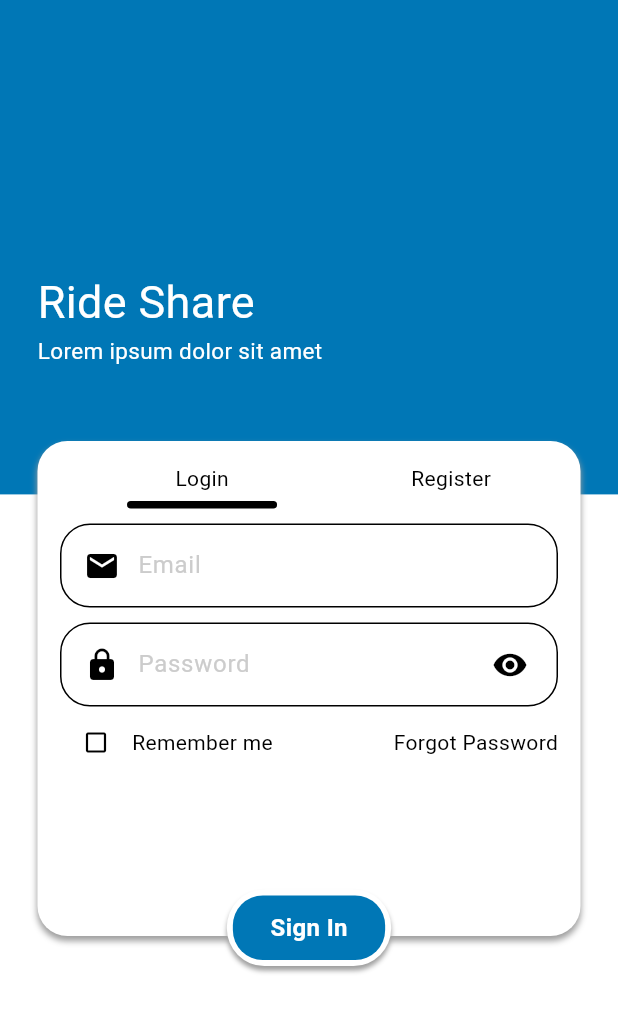
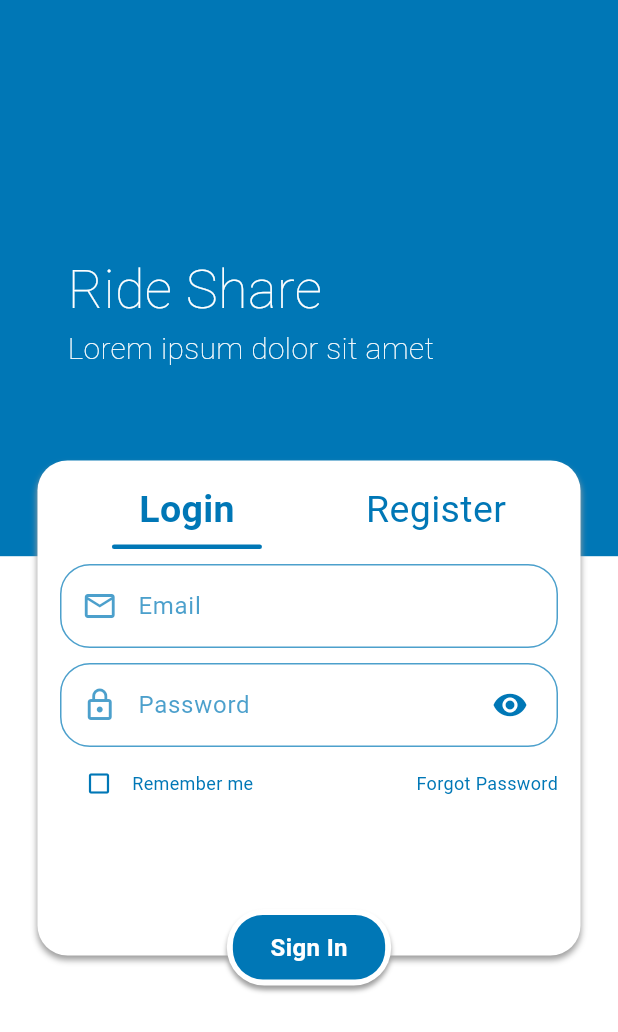
Before and after one commit to ihsanGhoziZulfikar/RideShare, a Flutter app: the screen it shows after launch, on a phone screen of 412 x 824 dp. Shown: the top 1032 px of the screen. Run offline on Flutter 3.47's test engine with Material 3 defaults, Android fonts, the phone set to English and light mode, and no system bars; our stand-ins replace cloud_firestore, firebase_auth, firebase_core, google_maps_flutter; missing offline and left inert: iconify_flutter; accounts and stored records are empty.

Commit message:
fix login page color

```diff
--- a/lib/components/my_textfield.dart
+++ b/lib/components/my_textfield.dart
@@ -5,6 +5,7 @@ class MyTextField extends StatefulWidget {
   final bool obscureText;
   final TextEditingController controller;
   final Icon prefixIcon;
+  final String? errorText;
 
   const MyTextField({
     super.key,
@@ -12,6 +13,7 @@ class MyTextField extends StatefulWidget {
     required this.obscureText,
     required this.controller,
     required this.prefixIcon,
+    this.errorText,
   });
 
   @override
@@ -29,14 +31,30 @@ class _MyTextFieldState extends State<MyTextField> {
 
   @override
   Widget build(BuildContext context) {
-    return TextField(
-      style: const TextStyle(color: Colors.black),
+    return Column(
+      mainAxisAlignment: MainAxisAlignment.start,
+      children: [
+        TextField(
+          style: TextStyle(color: Theme.of(context).colorScheme.primary),
           controller: widget.controller,
           decoration: InputDecoration(
-        border: OutlineInputBorder(borderRadius: BorderRadius.circular(20)),
+            focusedBorder: OutlineInputBorder(
+                borderSide: BorderSide(
+                    color:
+                        Theme.of(context).colorScheme.primary.withOpacity(1)),
+                borderRadius: BorderRadius.circular(20)),
+            enabledBorder: OutlineInputBorder(
+                borderSide: BorderSide(
+                    color:
+                        Theme.of(context).colorScheme.primary.withOpacity(0.7)),
+                borderRadius: BorderRadius.circular(20)),
             hintText: widget.hintText,
+            hintStyle: TextStyle(
+              color: Theme.of(context).colorScheme.primary.withOpacity(0.7),
+              fontSize: 16,
+            ),
             prefixIcon: Padding(
-          padding: const EdgeInsets.only(left: 8.0),
+              padding: const EdgeInsets.only(left: 10.0, right: 5.0),
               child: widget.prefixIcon,
             ),
             suffixIcon: widget.obscureText
@@ -45,6 +63,7 @@ class _MyTextFieldState extends State<MyTextField> {
                     child: IconButton(
                       icon: Icon(
                         _obscureText ? Icons.visibility : Icons.visibility_off,
+                        color: Theme.of(context).colorScheme.primary,
                       ),
                       onPressed: () {
                         setState(() {
@@ -56,6 +75,21 @@ class _MyTextFieldState extends State<MyTextField> {
                 : null,
           ),
           obscureText: _obscureText,
+        ),
+        if (widget.errorText != null) // Add this line
+          Row(
+            mainAxisAlignment: MainAxisAlignment.start,
+            children: [
+              Padding(
+                padding: const EdgeInsets.only(left: 8.0),
+                child: Text(
+                  widget.errorText!,
+                  style: TextStyle(color: Colors.red),
+                ),
+              ),
+            ],
+          ),
+      ],
     );
   }
 }
--- a/lib/pages/login_page.dart
+++ b/lib/pages/login_page.dart
@@ -20,9 +20,10 @@ class LoginPage extends StatefulWidget {
 class _LoginPageState extends State<LoginPage> {
   // text editing controller
   TextEditingController emailController = TextEditingController();
-
   TextEditingController passwordController = TextEditingController();
 
+  String? emailError;
+  String? passwordError;
   bool rememberMe = false;
 
   void login() async {
@@ -46,7 +47,22 @@ class _LoginPageState extends State<LoginPage> {
     on FirebaseAuthException catch (e) {
       // pop loading
       Navigator.pop(context);
-      displayMessageToUser(e.code, context);
+
+      setState(() {
+        switch (e.code) {
+          case 'invalid-email':
+            emailError = e.code;
+            passwordError = null;
+            break;
+          case 'missing-password':
+            emailError = null;
+            passwordError = e.code;
+            break;
+          default:
+            emailError = null;
+            passwordError = e.code;
+        }
+      });
     }
   }
 
@@ -59,7 +75,7 @@ class _LoginPageState extends State<LoginPage> {
           FractionallySizedBox(
             alignment: Alignment.topCenter,
             widthFactor: 1,
-            heightFactor: 0.4,
+            heightFactor: 0.45,
             child: Container(
               height: 100,
               color: Theme.of(context).colorScheme.primary,
@@ -71,7 +87,9 @@ class _LoginPageState extends State<LoginPage> {
               mainAxisAlignment: MainAxisAlignment.center,
               children: [
                 // Ride Share
-                const Row(
+                Padding(
+                  padding: const EdgeInsets.only(left: 20.0),
+                  child: const Row(
                     mainAxisAlignment: MainAxisAlignment.start,
                     children: [
                       Column(
@@ -80,20 +98,25 @@ class _LoginPageState extends State<LoginPage> {
                           Text(
                             'Ride Share',
                             style: TextStyle(
-                            fontSize: 30,
+                              fontSize: 36,
+                              color: Colors.white,
+                              fontWeight: FontWeight.w200,
                             ),
                           ),
                           Text(
                             'Lorem ipsum dolor sit amet',
                             style: TextStyle(
-                            fontSize: 15,
+                              fontSize: 20,
+                              color: Colors.white,
+                              fontWeight: FontWeight.w100,
                             ),
                           ),
                         ],
                       ),
                     ],
                   ),
-                const SizedBox(height: 50.0),
+                ),
+                const SizedBox(height: 60.0),
 
                 // white rounded box
                 Container(
@@ -128,19 +151,25 @@ class _LoginPageState extends State<LoginPage> {
                               children: [
                                 Column(
                                   children: [
-                                    const Text('Login',
+                                    Text('Login',
                                         style: TextStyle(
-                                          color: Colors.black,
+                                          color: Theme.of(context)
+                                              .colorScheme
+                                              .primary,
+                                          fontSize: 25,
+                                          fontWeight: FontWeight.w600,
                                         )),
                                     const SizedBox(
                                       height: 5.0,
                                     ),
                                     Container(
-                                      height: 5.0,
+                                      height: 3.0,
                                       width: 100.0,
                                       // color: Theme.of(context).colorScheme.background,
-                                      decoration: const BoxDecoration(
-                                        color: Colors.black,
+                                      decoration: BoxDecoration(
+                                        color: Theme.of(context)
+                                            .colorScheme
+                                            .primary,
                                         borderRadius: BorderRadius.all(
                                           Radius.circular(10.0),
                                         ),
@@ -148,10 +177,17 @@ class _LoginPageState extends State<LoginPage> {
                                     ),
                                   ],
                                 ),
-                                const Text('Register',
+                                GestureDetector(
+                                  onTap: widget.onTap,
+                                  child: Text(
+                                    'Register',
                                     style: TextStyle(
-                                      color: Colors.black,
-                                    )),
+                                      color:
+                                          Theme.of(context).colorScheme.primary,
+                                      fontSize: 25,
+                                    ),
+                                  ),
+                                ),
                               ],
                             ),
                             const SizedBox(height: 10.0),
@@ -161,7 +197,14 @@ class _LoginPageState extends State<LoginPage> {
                               hintText: 'Email',
                               obscureText: false,
                               controller: emailController,
-                              prefixIcon: const Icon(Icons.email),
+                              prefixIcon: Icon(
+                                Icons.email_outlined,
+                                color: Theme.of(context)
+                                    .colorScheme
+                                    .primary
+                                    .withOpacity(0.7),
+                              ),
+                              errorText: emailError, // Pass errorText
                             ),
                             const SizedBox(height: 10.0),
 
@@ -170,7 +213,14 @@ class _LoginPageState extends State<LoginPage> {
                               hintText: 'Password',
                               obscureText: true,
                               controller: passwordController,
-                              prefixIcon: const Icon(Icons.lock),
+                              prefixIcon: Icon(
+                                Icons.lock_outline,
+                                color: Theme.of(context)
+                                    .colorScheme
+                                    .primary
+                                    .withOpacity(0.7),
+                              ),
+                              errorText: passwordError, // Pass errorText
                             ),
 
                             // remember me
@@ -180,12 +230,17 @@ class _LoginPageState extends State<LoginPage> {
                                 Row(
                                   children: [
                                     IconButton(
+                                      constraints: const BoxConstraints(
+                                          minWidth: 30, maxWidth: 30),
                                       color: Colors.black,
                                       icon: Icon(
                                         rememberMe
                                             ? Icons.check_box
                                             : Icons.check_box_outline_blank,
                                         size: 18.0,
+                                        color: Theme.of(context)
+                                            .colorScheme
+                                            .primary,
                                       ),
                                       onPressed: () {
                                         setState(() {
@@ -196,7 +251,10 @@ class _LoginPageState extends State<LoginPage> {
                                     Text(
                                       'Remember me',
                                       style: TextStyle(
-                                        color: Colors.black,
+                                        color: Theme.of(context)
+                                            .colorScheme
+                                            .primary,
+                                        fontSize: 12,
                                       ),
                                     ),
                                   ],
@@ -204,7 +262,9 @@ class _LoginPageState extends State<LoginPage> {
                                 Text(
                                   'Forgot Password',
                                   style: TextStyle(
-                                    color: Colors.black,
+                                    color:
+                                        Theme.of(context).colorScheme.primary,
+                                    fontSize: 12,
                                   ),
                                 ),
                               ],
```
Also changed, not shown: lib/pages/home_page.dart (+35 -15 lines). Lines whose indentation alone changed are shown as unchanged.
